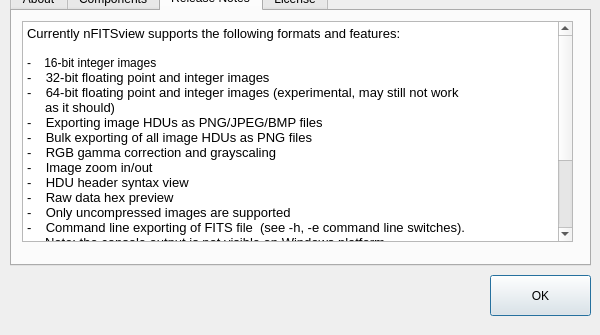
Qt form aboutdialog.ui (surhh/nfitsview) before a commit; both pictures show x 0 to 600 and y 165 to 500 of the 600 by 500 pixel window.
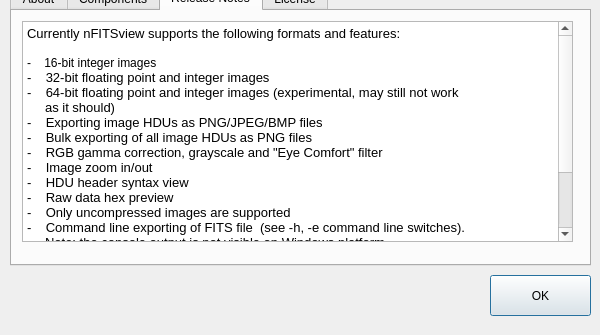
The same form after that commit. The open tabs and pages were chosen to show the change. Icons and pictures are not drawn.

Commit message: About dialog changes

Patch:
```diff
--- a/aboutdialog.ui
+++ b/aboutdialog.ui
@@ -212,7 +212,7 @@
 &lt;p style=&quot; margin-top:0px; margin-bottom:0px; margin-left:0px; margin-right:0px; -qt-block-indent:0; text-indent:0px;&quot;&gt;&lt;span style=&quot; font-family:'Noto Sans'; font-size:10pt;&quot;&gt;     as it should)&lt;/span&gt;&lt;/p&gt;
 &lt;p style=&quot; margin-top:0px; margin-bottom:0px; margin-left:0px; margin-right:0px; -qt-block-indent:0; text-indent:0px;&quot;&gt;&lt;span style=&quot; font-family:'Noto Sans'; font-size:10pt;&quot;&gt;-    Exporting image HDUs as PNG/JPEG/BMP files&lt;/span&gt;&lt;/p&gt;
 &lt;p style=&quot; margin-top:0px; margin-bottom:0px; margin-left:0px; margin-right:0px; -qt-block-indent:0; text-indent:0px;&quot;&gt;&lt;span style=&quot; font-family:'Noto Sans'; font-size:10pt;&quot;&gt;-    Bulk exporting of all image HDUs as PNG files&lt;/span&gt;&lt;/p&gt;
-&lt;p style=&quot; margin-top:0px; margin-bottom:0px; margin-left:0px; margin-right:0px; -qt-block-indent:0; text-indent:0px;&quot;&gt;&lt;span style=&quot; font-family:'Noto Sans'; font-size:10pt;&quot;&gt;-    RGB gamma correction and grayscaling&lt;/span&gt;&lt;/p&gt;
+&lt;p style=&quot; margin-top:0px; margin-bottom:0px; margin-left:0px; margin-right:0px; -qt-block-indent:0; text-indent:0px;&quot;&gt;&lt;span style=&quot; font-family:'Noto Sans'; font-size:10pt;&quot;&gt;-    RGB gamma correction, grayscale and &amp;quot;Eye Comfort&amp;quot; filter&lt;/span&gt;&lt;/p&gt;
 &lt;p style=&quot; margin-top:0px; margin-bottom:0px; margin-left:0px; margin-right:0px; -qt-block-indent:0; text-indent:0px;&quot;&gt;&lt;span style=&quot; font-family:'Noto Sans'; font-size:10pt;&quot;&gt;-    Image zoom in/out&lt;/span&gt;&lt;/p&gt;
 &lt;p style=&quot; margin-top:0px; margin-bottom:0px; margin-left:0px; margin-right:0px; -qt-block-indent:0; text-indent:0px;&quot;&gt;&lt;span style=&quot; font-family:'Noto Sans'; font-size:10pt;&quot;&gt;-    HDU header syntax view&lt;/span&gt;&lt;/p&gt;
 &lt;p style=&quot; margin-top:0px; margin-bottom:0px; margin-left:0px; margin-right:0px; -qt-block-indent:0; text-indent:0px;&quot;&gt;&lt;span style=&quot; font-family:'Noto Sans'; font-size:10pt;&quot;&gt;-    Raw data hex preview&lt;/span&gt;&lt;/p&gt;
@@ -222,10 +222,8 @@
 &lt;p style=&quot;-qt-paragraph-type:empty; margin-top:0px; margin-bottom:0px; margin-left:0px; margin-right:0px; -qt-block-indent:0; text-indent:0px; font-family:'Noto Sans'; font-size:10pt;&quot;&gt;&lt;br /&gt;&lt;/p&gt;
 &lt;p style=&quot; margin-top:0px; margin-bottom:0px; margin-left:0px; margin-right:0px; -qt-block-indent:0; text-indent:0px;&quot;&gt;&lt;span style=&quot; font-family:'Noto Sans'; font-size:10pt;&quot;&gt;Fixes and new features in this release:&lt;/span&gt;&lt;/p&gt;
 &lt;p style=&quot;-qt-paragraph-type:empty; margin-top:0px; margin-bottom:0px; margin-left:0px; margin-right:0px; -qt-block-indent:0; text-indent:0px; font-family:'Noto Sans'; font-size:10pt;&quot;&gt;&lt;br /&gt;&lt;/p&gt;
-&lt;p style=&quot; margin-top:0px; margin-bottom:0px; margin-left:0px; margin-right:0px; -qt-block-indent:0; text-indent:0px;&quot;&gt;&lt;span style=&quot; font-family:'Noto Sans'; font-size:10pt;&quot;&gt;-    16-bit images support is added&lt;/span&gt;&lt;/p&gt;
-&lt;p style=&quot; margin-top:0px; margin-bottom:0px; margin-left:0px; margin-right:0px; -qt-block-indent:0; text-indent:0px;&quot;&gt;&lt;span style=&quot; font-family:'Noto Sans'; font-size:10pt;&quot;&gt;-    64-bit integer images support is added (experimental, may still  &lt;/span&gt;&lt;/p&gt;
-&lt;p style=&quot; margin-top:0px; margin-bottom:0px; margin-left:0px; margin-right:0px; -qt-block-indent:0; text-indent:0px;&quot;&gt;&lt;span style=&quot; font-family:'Noto Sans'; font-size:10pt;&quot;&gt;     not work as it should)&lt;/span&gt;&lt;/p&gt;
-&lt;p style=&quot; margin-top:0px; margin-bottom:0px; margin-left:0px; margin-right:0px; -qt-block-indent:0; text-indent:0px;&quot;&gt;&lt;span style=&quot; font-family:'Noto Sans'; font-size:10pt;&quot;&gt;-    Command line exporting of FITS file  (see -h, -e command line switches)&lt;/span&gt;&lt;/p&gt;&lt;/body&gt;&lt;/html&gt;</string>
+&lt;p style=&quot; margin-top:0px; margin-bottom:0px; margin-left:0px; margin-right:0px; -qt-block-indent:0; text-indent:0px;&quot;&gt;&lt;span style=&quot; font-family:'Noto Sans'; font-size:10pt;&quot;&gt;-    Image export dialog file extension bug fixed&lt;/span&gt;&lt;/p&gt;
+&lt;p style=&quot; margin-top:0px; margin-bottom:0px; margin-left:0px; margin-right:0px; -qt-block-indent:0; text-indent:0px;&quot;&gt;&lt;span style=&quot; font-family:'Noto Sans'; font-size:10pt;&quot;&gt;-    Minor improvements and optimizations&lt;/span&gt;&lt;/p&gt;&lt;/body&gt;&lt;/html&gt;</string>
      </property>
     </widget>
    </widget>
```
